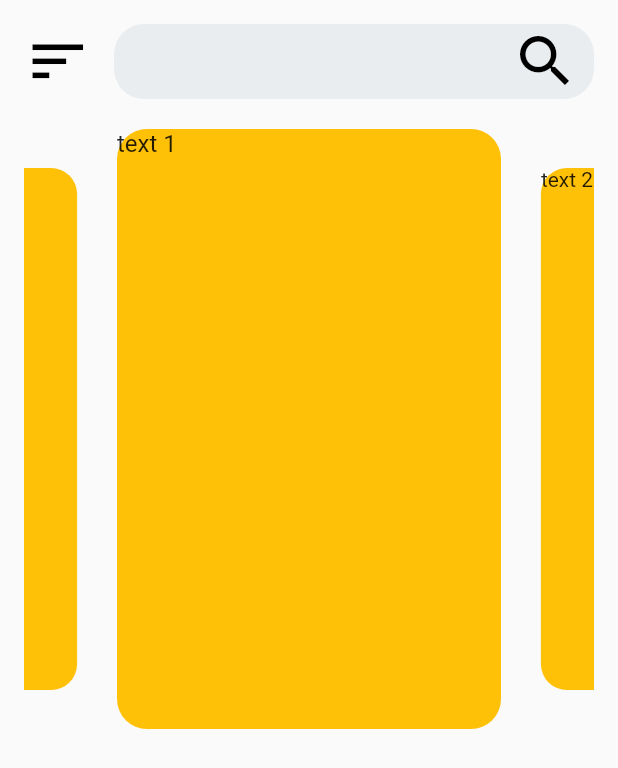
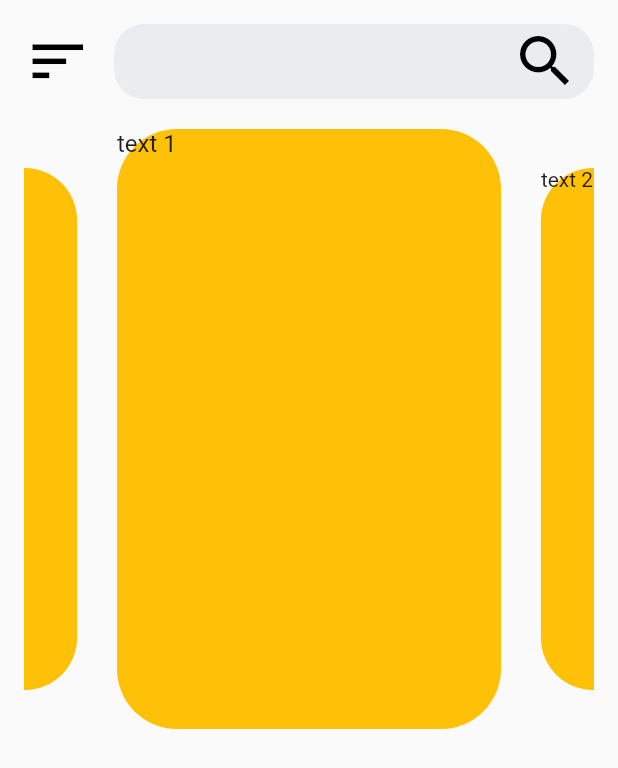
Before and after one commit to musabagab/Wallpapery, a Flutter app: the screen it shows after launch, on a phone screen of 412 x 824 dp. Shown: the top 768 px of the screen. Run offline on Flutter 3.47's test engine with Material 2 defaults, Android fonts, the phone set to English and light mode, and no system bars; drawn by our look-alikes of carousel_slider; our stand-ins replace splashscreen.

Commit message:
Added The carousel slider and modified its border

```diff
--- a/lib/screens/HomeScreen.dart
+++ b/lib/screens/HomeScreen.dart
@@ -32,7 +32,7 @@ class _HomeState extends State<Home> {
                         margin: EdgeInsets.symmetric(horizontal: 5.0),
                         decoration: BoxDecoration(
                             color: Colors.amber,
-                            borderRadius: BorderRadius.circular(20)),
+                            borderRadius: BorderRadius.circular(40)),
                         child: Text(
                           'text $i',
                           style: TextStyle(fontSize: 16.0),
```
